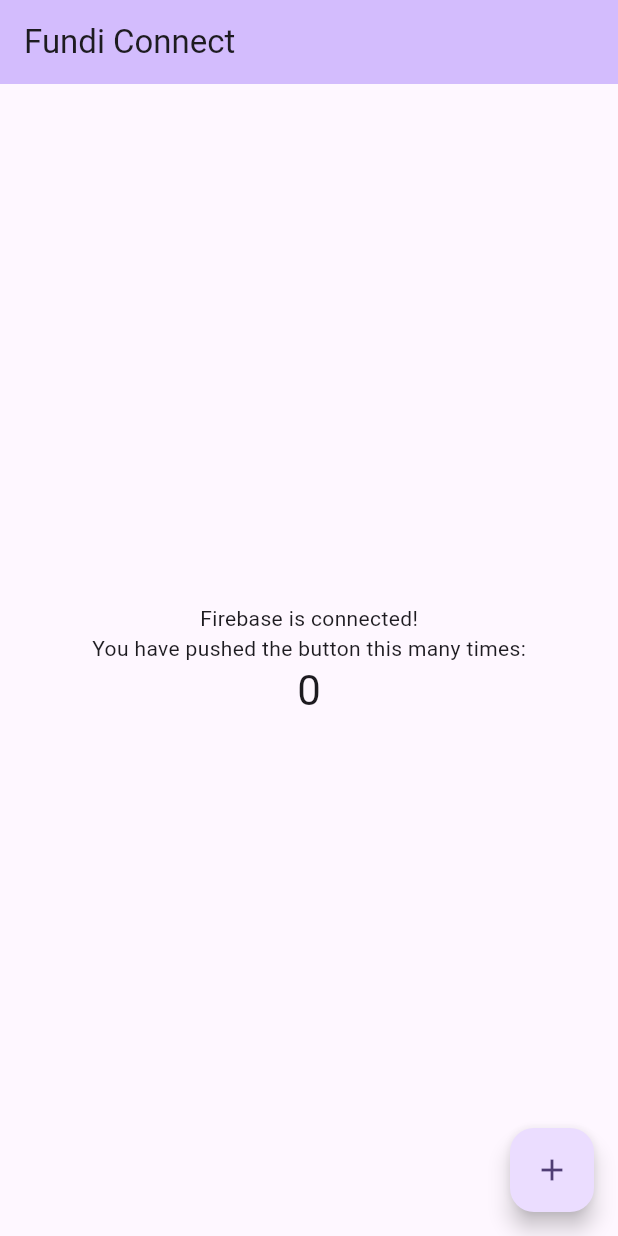
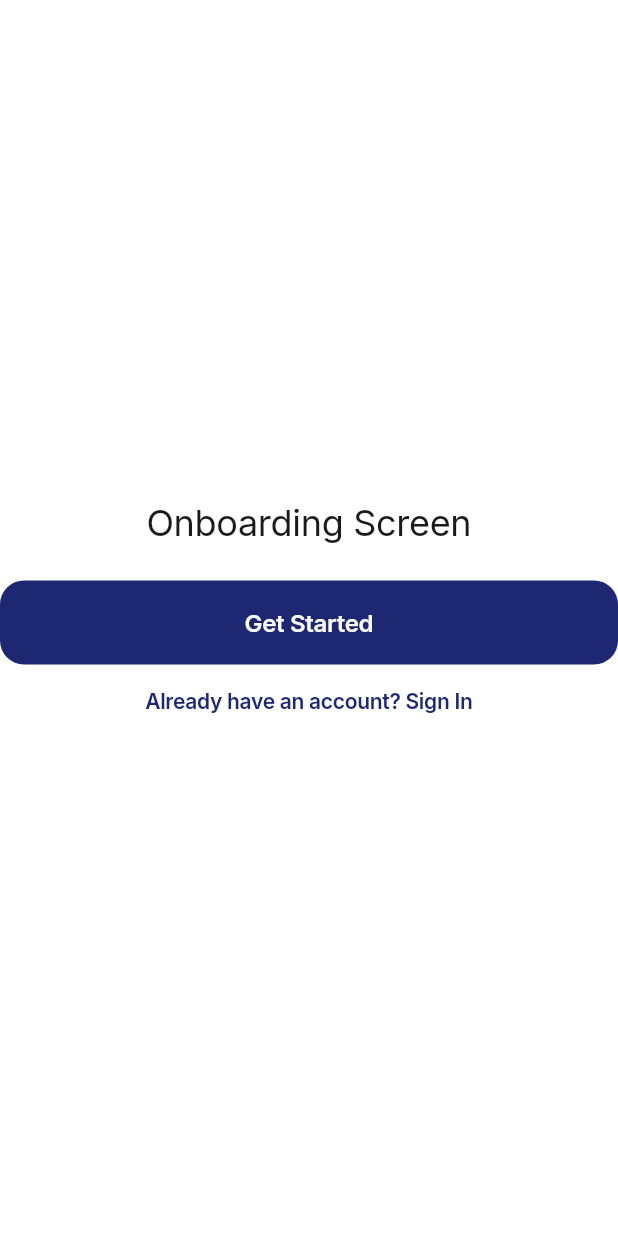
Before and after one commit to engEugene/fundi-connect, a Flutter app: the screen it shows after launch, on a phone screen of 412 x 824 dp. Run offline on Flutter 3.47's test engine with Material 3 defaults, Android fonts, the phone set to English and light mode, and no system bars; our stand-ins replace firebase_core, flutter_riverpod, go_router, google_fonts; accounts and stored records are empty.

Commit message:
proper scaffold to start of the build

```diff
--- /dev/null
+++ b/lib/features/auth/screens/create_account_screen.dart
@@ -0,0 +1,34 @@
+import 'package:flutter/material.dart';
+import 'package:go_router/go_router.dart';
+
+import '../../../config/routes/route_names.dart';
+
+/// Owner: Auth team (Feature 2)
+class CreateAccountScreen extends StatelessWidget {
+  const CreateAccountScreen({super.key});
+
+  @override
+  Widget build(BuildContext context) {
+    return Scaffold(
+      appBar: AppBar(title: const Text('Create Account')),
+      body: Center(
+        child: Column(
+          mainAxisAlignment: MainAxisAlignment.center,
+          children: [
+            const Text('Create Account Screen', style: TextStyle(fontSize: 24)),
+            const SizedBox(height: 24),
+            ElevatedButton(
+              onPressed: () => context.go(RouteNames.verifyPhone),
+              child: const Text('Create Account'),
+            ),
+            const SizedBox(height: 12),
+            TextButton(
+              onPressed: () => context.go(RouteNames.signIn),
+              child: const Text('Already have an account? Sign In'),
+            ),
+          ],
+        ),
+      ),
+    );
+  }
+}
--- /dev/null
+++ b/lib/features/onboarding/screens/onboarding_screen.dart
@@ -0,0 +1,32 @@
+import 'package:flutter/material.dart';
+import 'package:go_router/go_router.dart';
+
+import '../../../config/routes/route_names.dart';
+
+/// Owner: Onboarding team (Feature 1)
+class OnboardingScreen extends StatelessWidget {
+  const OnboardingScreen({super.key});
+
+  @override
+  Widget build(BuildContext context) {
+    return Scaffold(
+      body: Center(
+        child: Column(
+          mainAxisAlignment: MainAxisAlignment.center,
+          children: [
+            const Text('Onboarding Screen', style: TextStyle(fontSize: 24)),
+            const SizedBox(height: 24),
+            ElevatedButton(
+              onPressed: () => context.go(RouteNames.roleSelect),
+              child: const Text('Get Started'),
+            ),
+            TextButton(
+              onPressed: () => context.go(RouteNames.signIn),
+              child: const Text('Already have an account? Sign In'),
+            ),
+          ],
+        ),
+      ),
+    );
+  }
+}
--- a/lib/main.dart
+++ b/lib/main.dart
@@ -1,5 +1,8 @@
 import 'package:flutter/material.dart';
 import 'package:firebase_core/firebase_core.dart';
+import 'package:flutter_riverpod/flutter_riverpod.dart';
+
+import 'app.dart';
 import 'firebase_options.dart';
 
 void main() async {
@@ -7,69 +10,5 @@ void main() async {
   await Firebase.initializeApp(
     options: DefaultFirebaseOptions.currentPlatform,
   );
-  runApp(const MyApp());
+  runApp(const ProviderScope(child: FundiConnectApp()));
 }
-
-class MyApp extends StatelessWidget {
-  const MyApp({super.key});
-
-  @override
-  Widget build(BuildContext context) {
-    return MaterialApp(
-      title: 'Fundi Connect',
-      theme: ThemeData(
-        colorScheme: ColorScheme.fromSeed(seedColor: Colors.deepPurple),
-      ),
-      home: const MyHomePage(title: 'Fundi Connect'),
-    );
-  }
-}
-
-class MyHomePage extends StatefulWidget {
-  const MyHomePage({super.key, required this.title});
-
-  final String title;
-
-  @override
-  State<MyHomePage> createState() => _MyHomePageState();
-}
-
-class _MyHomePageState extends State<MyHomePage> {
-  int _counter = 0;
-
-  void _incrementCounter() {
-    setState(() {
-      _counter++;
-    });
-  }
-
-  @override
-  Widget build(BuildContext context) {
-    return Scaffold(
-      appBar: AppBar(
-        backgroundColor: Theme.of(context).colorScheme.inversePrimary,
-        title: Text(widget.title),
-      ),
-      body: Center(
-        child: Column(
-          mainAxisAlignment: MainAxisAlignment.center,
-          children: [
-            const Text('Firebase is connected!'),
-            const Text(
-              'You have pushed the button this many times:',
-            ),
-            Text(
-              '$_counter',
-              style: Theme.of(context).textTheme.headlineMedium,
-            ),
-          ],
-        ),
-      ),
-      floatingActionButton: FloatingActionButton(
-        onPressed: _incrementCounter,
-        tooltip: 'Increment',
-        child: const Icon(Icons.add),
-      ),
-    );
-  }
-}
--- a/pubspec.yaml
+++ b/pubspec.yaml
@@ -41,6 +41,7 @@ dependencies:
   go_router: ^17.3.0
   google_fonts: ^8.1.0
   flutter_dotenv: ^6.0.1
+  flutter_riverpod: ^2.6.1
 
 dev_dependencies:
   flutter_test:
```
Also changed, not shown: lib/features/auth/providers/auth_provider.dart (added, +29 -0 lines), lib/features/auth/providers/auth_state.dart (added, +31 -0 lines), lib/features/auth/screens/role_select_screen.dart (added, +129 -0 lines), lib/features/auth/screens/sign_in_screen.dart (added, +34 -0 lines), lib/features/auth/screens/verify_phone_screen.dart (added, +29 -0 lines), lib/features/bookings/screens/bookings_screen.dart (added, +34 -0 lines), lib/features/bookings/screens/confirm_booking_screen.dart (added, +16 -0 lines), lib/features/bookings/screens/worker_dashboard_screen.dart (added, +16 -0 lines), lib/features/discover/screens/discover_screen.dart (added, +16 -0 lines), lib/features/discover/screens/search_results_screen.dart (added, +29 -0 lines), lib/features/discover/screens/worker_detail_screen.dart (added, +22 -0 lines), lib/features/home/screens/home_screen.dart (added, +29 -0 lines), lib/features/profile/screens/profile_screen.dart (added, +16 -0 lines), pubspec.lock, 2 other files.
